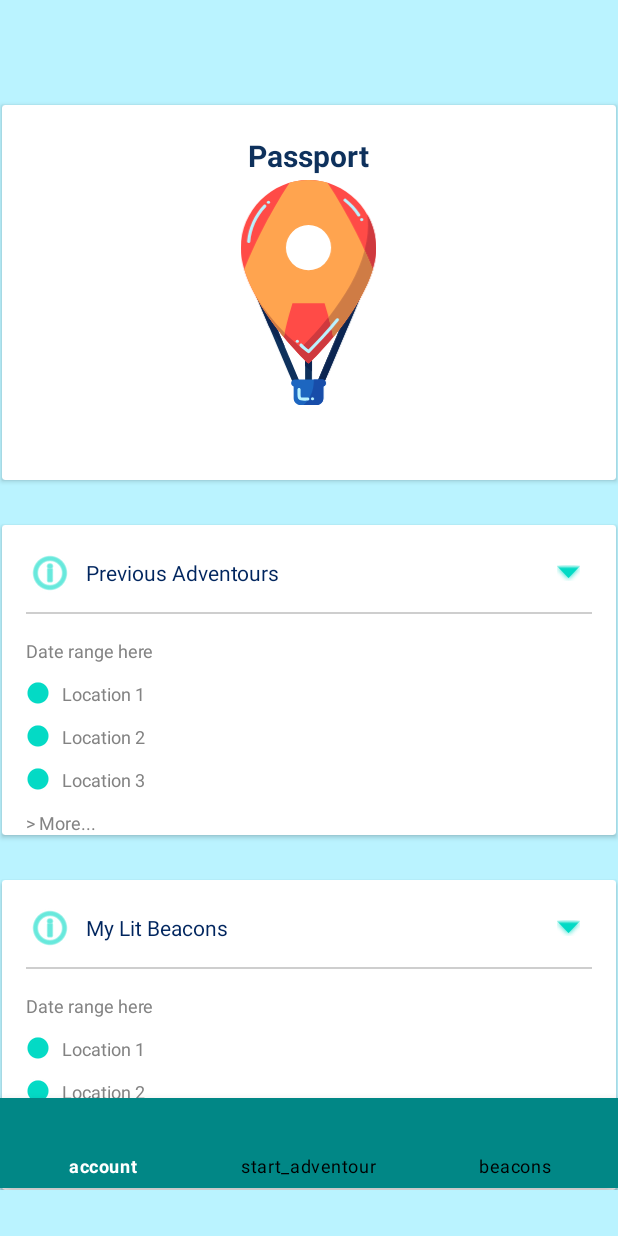
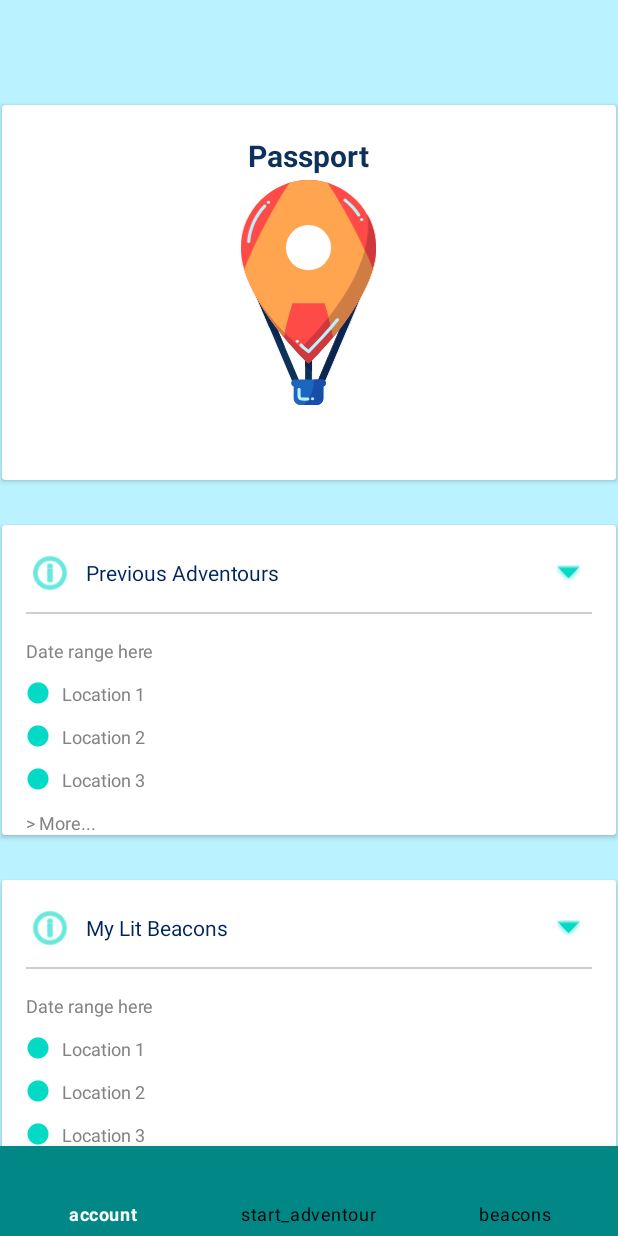
Before and after one commit to Wanyea/Adventour, an Android app: the Account screen opened directly, with no data from a screen before it, on a phone screen of 412 x 824 dp. Run offline under Robolectric (Android 15) with nearby library versions, the light colour scheme and no system bars.

Commit message:
Don't merge, still working

```diff
--- a/Android/AdventourAndroidVersion/app/src/main/res/layout/activity_account.xml
+++ b/Android/AdventourAndroidVersion/app/src/main/res/layout/activity_account.xml
@@ -3,12 +3,15 @@
     xmlns:app="http://schemas.android.com/apk/res-auto"
     xmlns:tools="http://schemas.android.com/tools"
     android:layout_width="match_parent"
-    android:layout_height="wrap_content"
+    android:layout_height="match_parent"
     tools:context=".Account">
 
     <ScrollView
         android:layout_width="match_parent"
-        android:layout_height="match_parent">
+        android:layout_height="match_parent"
+        app:layout_constraintTop_toTopOf="parent"
+        app:layout_constraintBottom_toTopOf="@id/bottom_navigation"
+        tools:layout_editor_absoluteX="0dp">
 
         <androidx.constraintlayout.widget.ConstraintLayout
             android:layout_width="match_parent"
@@ -54,8 +57,8 @@
                 android:layout_width="0dp"
                 android:layout_height="wrap_content"
                 android:layout_marginStart="1dp"
+                android:layout_marginTop="30dp"
                 android:layout_marginEnd="1dp"
-        android:layout_marginTop="30dp"
                 android:layout_marginBottom="1dp"
                 app:layout_constraintEnd_toEndOf="parent"
                 app:layout_constraintStart_toStartOf="parent"
@@ -242,11 +245,6 @@
                         app:constraint_referenced_ids="textView15,view3,imageView9,textView16,imageView10,textView17,imageView11,textView18,textView19"
                         tools:visibility="visible" />
 
-            <androidx.constraintlayout.widget.Group
-                android:id="@+id/group"
-                android:layout_width="wrap_content"
-                android:layout_height="wrap_content" />
-
                 </androidx.constraintlayout.widget.ConstraintLayout>
             </androidx.cardview.widget.CardView>
 
@@ -255,8 +253,8 @@
                 android:layout_width="0dp"
                 android:layout_height="wrap_content"
                 android:layout_marginStart="1dp"
+                android:layout_marginTop="30dp"
                 android:layout_marginEnd="1dp"
-        android:layout_marginTop="30dp"
                 android:layout_marginBottom="1dp"
                 app:layout_constraintEnd_toEndOf="parent"
                 app:layout_constraintStart_toStartOf="parent"
@@ -458,13 +456,11 @@
         android:layout_width="0dp"
         android:layout_height="60dp"
         android:layout_alignParentBottom="true"
-        android:layout_marginBottom="1dp"
         app:itemIconTint="@drawable/navbar_selector"
         app:itemTextColor="@drawable/navbar_selector"
         app:itemBackground="@color/teal_700"
         app:layout_constraintBottom_toBottomOf="parent"
         app:layout_constraintEnd_toEndOf="parent"
         app:layout_constraintHorizontal_bias="0.0"
-        app:layout_constraintStart_toStartOf="parent"
         app:menu="@menu/bottom_nav_menu" />
 </androidx.constraintlayout.widget.ConstraintLayout>
--- a/Android/AdventourAndroidVersion/app/src/main/res/layout/activity_start_adventour.xml
+++ b/Android/AdventourAndroidVersion/app/src/main/res/layout/activity_start_adventour.xml
@@ -11,7 +11,7 @@
         android:layout_width="0dp"
         android:layout_height="60dp"
         android:layout_alignParentBottom="true"
-        android:layout_marginBottom="1dp"
+        android:layout_marginBottom="0dp"
         app:itemIconTint="@drawable/navbar_selector"
         app:itemTextColor="@drawable/navbar_selector"
         app:itemBackground="@color/teal_700"
```
Lines whose indentation alone changed are shown as unchanged.
